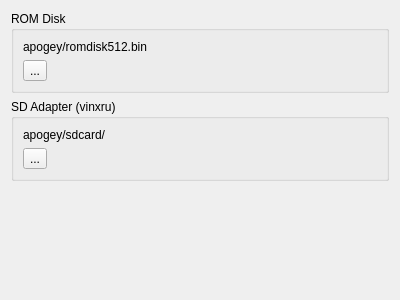
Before: the Qt Designer form src/qt/qtApogeyConfig.ui in vpyk/emu80v4, drawn with Qt 5.
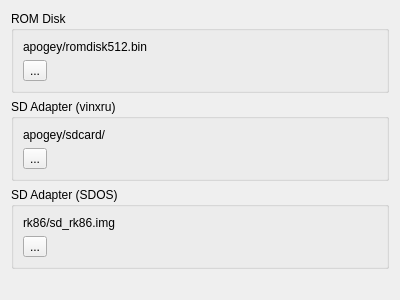
After: the same form once the commit is applied.

Commit message:
SDOS and support for hwm_pvv, msx, n8vem SD adapters
RK86 SDOS configuration for now

The edit to the form file:
```diff
--- a/src/qt/qtApogeyConfig.ui
+++ b/src/qt/qtApogeyConfig.ui
@@ -93,6 +93,38 @@
      </layout>
     </widget>
    </item>
+   <item>
+    <widget class="QGroupBox" name="sdosGroupBox">
+     <property name="title">
+      <string>SD Adapter (SDOS)</string>
+     </property>
+     <layout class="QVBoxLayout" name="verticalLayout_4">
+      <item>
+       <widget class="QLabel" name="sdosLabel">
+        <property name="maximumSize">
+         <size>
+          <width>600</width>
+          <height>16777215</height>
+         </size>
+        </property>
+        <property name="text">
+         <string notr="true">rk86/sd_rk86.img</string>
+        </property>
+       </widget>
+      </item>
+      <item>
+       <widget class="QToolButton" name="sdosToolButton">
+        <property name="toolTip">
+         <string>Select folder</string>
+        </property>
+        <property name="text">
+         <string notr="true">...</string>
+        </property>
+       </widget>
+      </item>
+     </layout>
+    </widget>
+   </item>
    <item>
     <spacer name="verticalSpacer">
      <property name="orientation">
```
Left out of the diff: 2 changed lines with no effect on the pictures. The commit also changes 18 other files.
